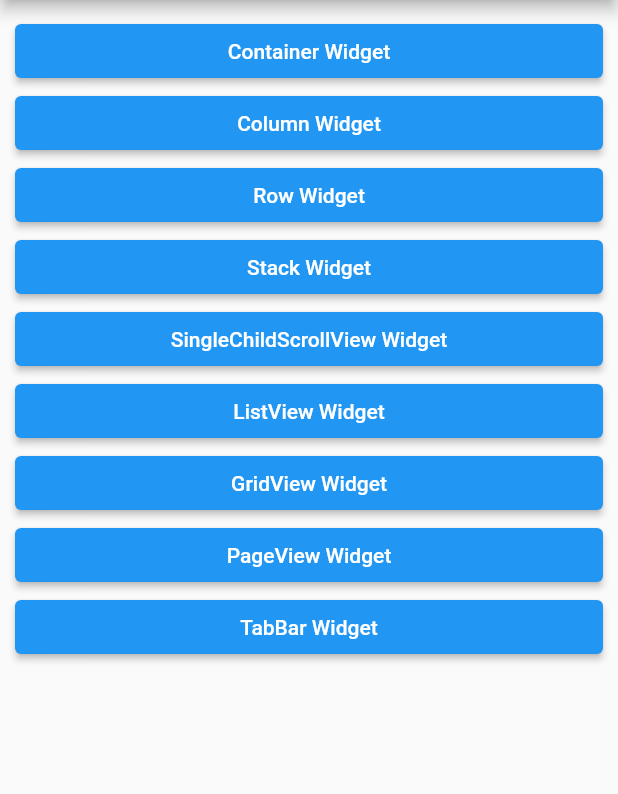
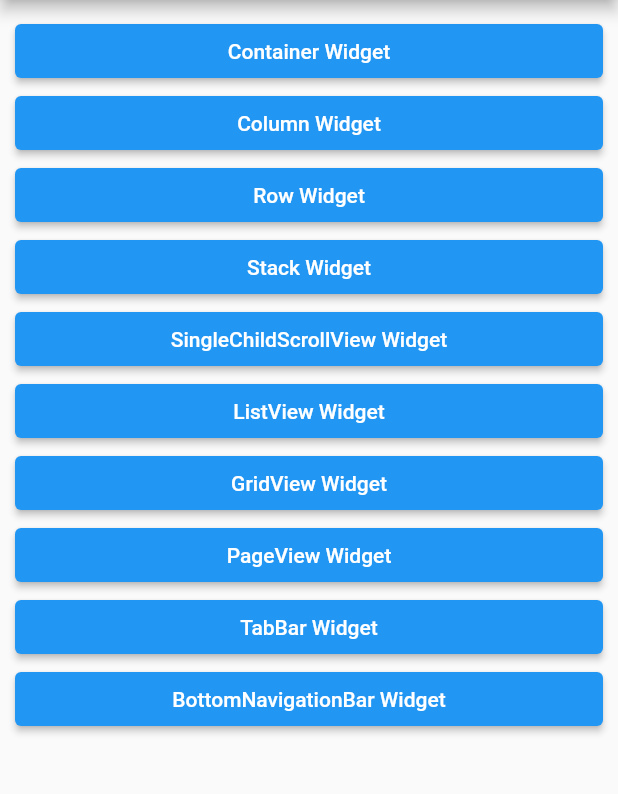
Before and after one commit to codewhite7777/flutter_study01, a Flutter app: the screen it shows after launch, on a phone screen of 412 x 824 dp, the part 84-878 px from its top. Run offline on Flutter 3.47's test engine with Material 2 defaults, Android fonts, the phone set to English and light mode, and no system bars.

Commit message:
feat: BottomNavigationBar

```diff
--- a/basic_widgets/lib/main.dart
+++ b/basic_widgets/lib/main.dart
@@ -1,6 +1,7 @@
 import 'dart:math';
 
 import 'package:basic_widgets/component/custom_container.dart';
+import 'package:basic_widgets/screens/bottom_navigation_screen.dart';
 import 'package:basic_widgets/screens/default_layout_screen.dart';
 import 'package:basic_widgets/screens/main_screen.dart';
 import 'package:basic_widgets/screens/tabbar_screen.dart';
@@ -140,6 +141,9 @@ class MyApp extends StatelessWidget {
         '/tabbar': (BuildContext) => TabBarScreen(
               appbarTitle: 'TabBar, TabBarView',
             ),
+        '/bottomnavigationbar': (BuilcContext) => BottomNavigationScreen(
+              appbarTitle: 'BottomNavigationBar',
+            ),
       },
     );
   }
--- a/basic_widgets/lib/screens/main_screen.dart
+++ b/basic_widgets/lib/screens/main_screen.dart
@@ -66,6 +66,12 @@ class MainScreen extends StatelessWidget {
             },
             child: Text('TabBar Widget'),
           ),
+          ElevatedButton(
+            onPressed: () {
+              Navigator.of(context).pushNamed('/bottomnavigationbar');
+            },
+            child: Text('BottomNavigationBar Widget'),
+          ),
         ],
       ),
     );
```
Also changed, not shown: basic_widgets/lib/screens/bottom_navigation_screen.dart (added, +42 -0 lines).
